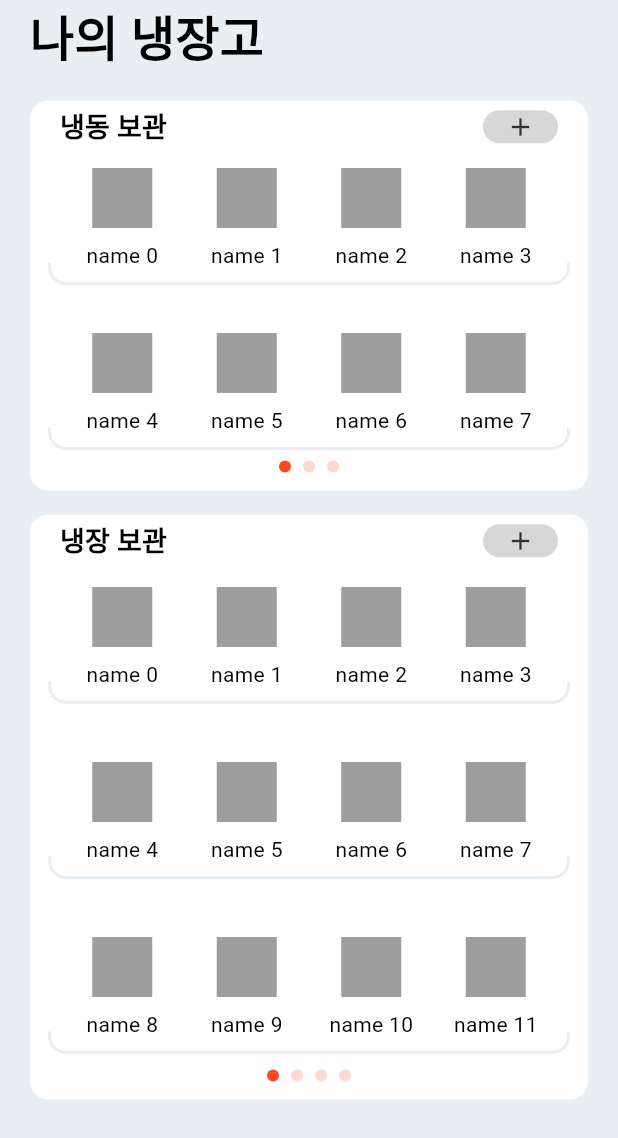
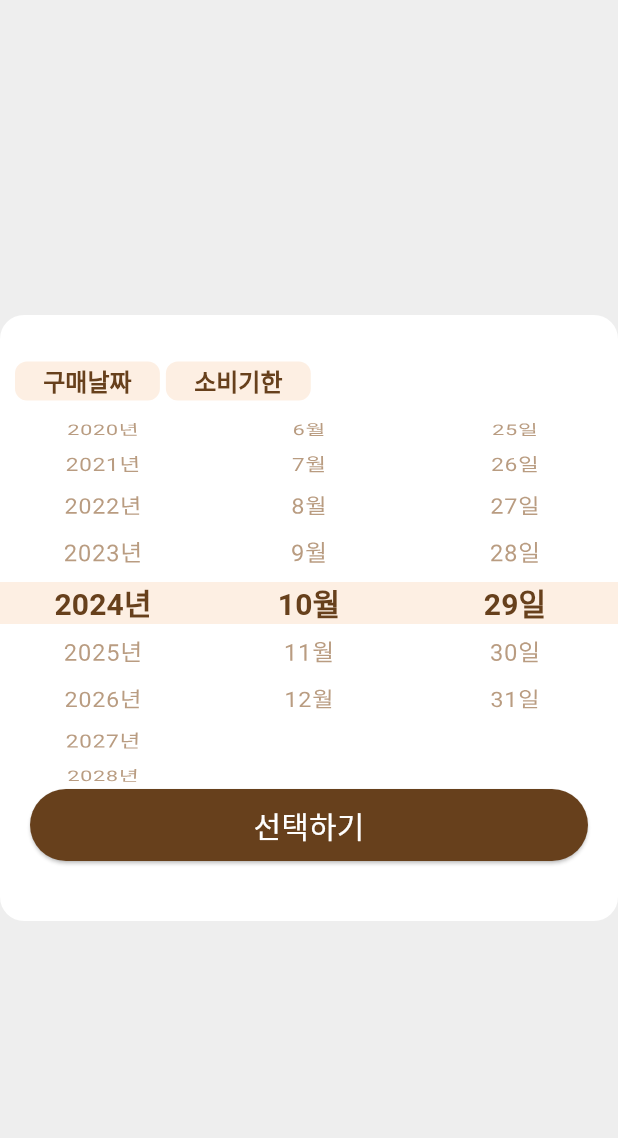
Before and after one commit to cherry1m/yum_application, a Flutter app: the screen it shows after launch, on a phone screen of 412 x 824 dp. Shown: the top 1138 px of the screen. Run offline on Flutter 3.47's test engine with Material 3 defaults, Android fonts, the phone set to English and light mode, and no system bars; Roboto replaces fonts that are missing (Pretendard).

Commit message:
테마 추가

```diff
--- a/lib/main.dart
+++ b/lib/main.dart
@@ -1,5 +1,6 @@
 import 'package:flutter/material.dart';
-import 'package:yum_application/src/ingredient/view/home_view.dart';
+
+import 'package:yum_application/src/common/scroll_date_dialog_year.dart';
 import 'package:yum_application/src/util/app_theme.dart';
 
 void main() {
@@ -14,7 +15,10 @@
     return MaterialApp(
       theme: light,
       darkTheme: dark,
-      home: const HomeView(),
+      home: const Scaffold(
+        backgroundColor: Colors.black,
+        body: Center(child: ScrollDateDialogYear()),
+      ),
     );
   }
 }
--- /dev/null
+++ b/lib/src/common/scroll_date_dialog_year.dart
@@ -0,0 +1,246 @@
+import 'package:flutter/material.dart';
+
+class ScrollDateDialogYear extends StatefulWidget {
+  const ScrollDateDialogYear({super.key});
+
+  @override
+  State<ScrollDateDialogYear> createState() => _ScrollDateDialogYearState();
+}
+
+class _ScrollDateDialogYearState extends State<ScrollDateDialogYear> {
+  int selectedYear = DateTime.now().year;
+  int selectedMonth = DateTime.now().month;
+  int selectedDay = DateTime.now().day;
+  int selectedYearIndex = DateTime.now().year - 2000;
+  int selectedMonthIndex = DateTime.now().month - 1;
+  int selectedDayIndex = DateTime.now().day - 1;
+  int daysInMonth =
+      DateTime(DateTime.now().year, DateTime.now().month + 1, 0).day;
+
+  int getDaysInMonth(int year, int month) {
+    return DateTime(year, month + 1, 0).day;
+  }
+
+  void updateDaysInMonth() {
+    setState(() {
+      daysInMonth = getDaysInMonth(selectedYear, selectedMonth);
+      if (selectedDay > daysInMonth) {
+        selectedDay = daysInMonth;
+        selectedDayIndex = selectedDay - 1;
+      }
+    });
+  }
+
+  @override
+  Widget build(BuildContext context) {
+    return Scaffold(
+      backgroundColor: Colors.grey[200],
+      body: Center(
+        child: Container(
+          height: 404,
+          decoration: BoxDecoration(
+            borderRadius: BorderRadius.circular(16),
+            color: Theme.of(context).colorScheme.onPrimaryContainer,
+          ),
+          child: Column(
+            children: [
+              _header(),
+              _body(),
+              _bottom(),
+            ],
+          ),
+        ),
+      ),
+    );
+  }
+
+  Widget _header() {
+    return Padding(
+      padding: const EdgeInsets.only(top: 20, left: 10),
+      child: Row(
+        children: [
+          Padding(
+            padding: const EdgeInsets.only(right: 4),
+            child: ElevatedButton(
+              style: ElevatedButton.styleFrom(
+                  backgroundColor: Theme.of(context).colorScheme.tertiary,
+                  minimumSize: const Size(80, 26),
+                  elevation: 0,
+                  shape: RoundedRectangleBorder(
+                      borderRadius: BorderRadius.circular(8))),
+              onPressed: () {},
+              child: Text(
+                "구매날짜",
+                style: Theme.of(context).textTheme.displayMedium,
+              ),
+            ),
+          ),
+          ElevatedButton(
+            style: ElevatedButton.styleFrom(
+              backgroundColor: Theme.of(context).colorScheme.tertiary,
+              minimumSize: const Size(80, 26),
+              elevation: 0,
+              shape: RoundedRectangleBorder(
+                borderRadius: BorderRadius.circular(8),
+              ),
+            ),
+            onPressed: () {},
+            child: Text(
+              "소비기한",
+              style: Theme.of(context).textTheme.displayMedium,
+            ),
+          ),
+        ],
+      ),
+    );
+  }
+
+  Widget _body() {
+    return Expanded(
+      child: Stack(
+        children: [
+          Center(
+            child: Container(
+              height: 28.0,
+              color: Theme.of(context).colorScheme.tertiary,
+            ),
+          ),
+          Row(
+            children: [
+              _yearDate(),
+              _monthDate(),
+              _dayDate(),
+            ],
+          ),
+        ],
+      ),
+    );
+  }
+
+  Widget _yearDate() {
+    return Expanded(
+      child: Container(
+        color: Colors.transparent,
+        child: ListWheelScrollView(
+          physics: const FixedExtentScrollPhysics(),
+          controller:
+              FixedExtentScrollController(initialItem: selectedYearIndex),
+          itemExtent: 32.0,
+          onSelectedItemChanged: (index) {
+            setState(() {
+              selectedYearIndex = index;
+              selectedYear = 2000 + index;
+              updateDaysInMonth();
+            });
+          },
+          children: List<Widget>.generate(
+            51,
+            (int index) {
+              bool isSelected = index == selectedYearIndex;
+              return Container(
+                height: 28.0,
+                alignment: Alignment.center,
+                child: Text(
+                  '${2000 + index}년',
+                  style: isSelected
+                      ? Theme.of(context).textTheme.labelLarge
+                      : Theme.of(context).textTheme.labelMedium,
+                ),
+              );
+            },
+          ),
+        ),
+      ),
+    );
+  }
+
+  Widget _monthDate() {
+    return Expanded(
+      child: Container(
+        color: Colors.transparent,
+        child: ListWheelScrollView(
+          physics: const FixedExtentScrollPhysics(),
+          controller:
+              FixedExtentScrollController(initialItem: selectedMonthIndex),
+          itemExtent: 32.0,
+          onSelectedItemChanged: (index) {
+            setState(() {
+              selectedMonthIndex = index;
+              selectedMonth = index + 1;
+              updateDaysInMonth();
+            });
+          },
+          children: List<Widget>.generate(
+            12,
+            (int index) {
+              bool isSelected = index == selectedMonthIndex;
+              return Container(
+                height: 28.0,
+                alignment: Alignment.center,
+                child: Text(
+                  '${index + 1}월',
+                  style: isSelected
+                      ? Theme.of(context).textTheme.labelLarge
+                      : Theme.of(context).textTheme.labelMedium,
+                ),
+              );
+            },
+          ),
+        ),
+      ),
+    );
+  }
+
+  Widget _dayDate() {
+    return Expanded(
+      child: Container(
+        color: Colors.transparent,
+        child: ListWheelScrollView(
+          physics: const FixedExtentScrollPhysics(),
+          controller:
+              FixedExtentScrollController(initialItem: selectedDayIndex),
+          itemExtent: 32.0,
+          onSelectedItemChanged: (index) {
+            setState(() {
+              selectedDayIndex = index;
+              selectedDay = index + 1;
+            });
+          },
+          children: List<Widget>.generate(
+            daysInMonth,
+            (int index) {
+              bool isSelected = index == selectedDayIndex;
+              return Container(
+                height: 28.0,
+                alignment: Alignment.center,
+                child: Text(
+                  '${index + 1}일',
+                  style: isSelected
+                      ? Theme.of(context).textTheme.labelLarge
+                      : Theme.of(context).textTheme.labelMedium,
+                ),
+              );
+            },
+          ),
+        ),
+      ),
+    );
+  }
+
+  Widget _bottom() {
+    return Padding(
+      padding: const EdgeInsets.only(left: 20, right: 20, bottom: 40),
+      child: ElevatedButton(
+        style: ElevatedButton.styleFrom(
+          backgroundColor: Theme.of(context).colorScheme.primary,
+          fixedSize: const Size(390, 48),
+        ),
+        onPressed: () {},
+        child: Text(
+          "선택하기",
+          style: Theme.of(context).textTheme.titleSmall,
+        ),
+      ),
+    );
+  }
+}
--- a/lib/src/util/app_theme.dart
+++ b/lib/src/util/app_theme.dart
@@ -8,18 +8,37 @@ ThemeData get light => ThemeData(
             fontWeight: FontWeight.w700,
             fontFamily: "Pretendard"),
         titleSmall: TextStyle(
-            fontSize: 18,
+            fontSize: 20,
+            fontWeight: FontWeight.w500,
+            fontFamily: "Pretendard",
+            color: Color(0xffFFFFFF)),
+        displayLarge: TextStyle(
+            fontSize: 20,
+            fontWeight: FontWeight.w700,
+            fontFamily: "Pretendard",
+            color: Color(0xff67401C)),
+        displayMedium: TextStyle(
+            color: Color(0xff67401C),
+            fontSize: 16,
             fontWeight: FontWeight.w600,
             fontFamily: "Pretendard"),
-        displayMedium: TextStyle(
-            fontSize: 16,
-            fontWeight: FontWeight.w400,
-            fontFamily: "Pretendard")),
+        labelLarge: TextStyle(
+            fontSize: 20,
+            fontWeight: FontWeight.w700,
+            fontFamily: "Pretendard",
+            color: Color(0xff67401C)),
+        labelMedium: TextStyle(
+          fontSize: 16,
+          fontWeight: FontWeight.w400,
+          fontFamily: "Pretendard",
+          color: Color(0xffB99C81),
+        )),
     colorScheme: const ColorScheme.light(
-        primary: Color(0xffFF4920),
-        secondary: Color(0xff000000),
+        primary: Color(0xff67401C),
+        secondary: Color(0xffB99C81),
         onPrimaryContainer: Color(0xffffffff),
-        onSecondaryContainer: Color(0xffd7d7d7)));
+        onSecondaryContainer: Color(0xffd7d7d7),
+        tertiary: Color(0xffFDEFE3)));
 
 ThemeData get dark => ThemeData(
     textTheme: const TextTheme(
@@ -28,15 +47,32 @@ ThemeData get dark => ThemeData(
             fontWeight: FontWeight.w700,
             fontFamily: "Pretendard"),
         titleSmall: TextStyle(
-            fontSize: 18,
-            fontWeight: FontWeight.w600,
+            fontSize: 20,
+            fontWeight: FontWeight.w500,
+            fontFamily: "Pretendard",
+            color: Color(0xffFFFFFF)),
+        displayLarge: TextStyle(
+            fontSize: 20,
+            fontWeight: FontWeight.w700,
             fontFamily: "Pretendard"),
         displayMedium: TextStyle(
             fontSize: 16,
             fontWeight: FontWeight.w400,
-            fontFamily: "Pretendard")),
+            fontFamily: "Pretendard"),
+        labelLarge: TextStyle(
+            fontSize: 20,
+            fontWeight: FontWeight.w700,
+            fontFamily: "Pretendard",
+            color: Color(0xffFFFFFF)),
+        labelMedium: TextStyle(
+          fontSize: 16,
+          fontWeight: FontWeight.w400,
+          fontFamily: "Pretendard",
+          color: Color(0xffA2A2A2),
+        )),
     colorScheme: const ColorScheme.dark(
-        primary: Color(0xffFF4920),
-        secondary: Color(0xffFFFFFF),
-        onPrimaryContainer: Color(0xff323232),
-        onSecondaryContainer: Color(0xff686868)));
+        primary: Color(0xffF89B4C),
+        secondary: Color(0xffFDE1C9),
+        onPrimaryContainer: Color(0xff3A3A3A),
+        onSecondaryContainer: Color(0xff686868),
+        tertiary: Color(0xff272727)));
--- a/pubspec.yaml
+++ b/pubspec.yaml
@@ -37,6 +37,7 @@ dependencies:
   cupertino_icons: ^1.0.8
   test: ^1.25.7
   google_fonts: ^6.2.1
+  intl: ^0.19.0
 
 dev_dependencies:
   flutter_test:
```
Also changed, not shown: lib/src/common/calendar_dialog.dart (added, +137 -0 lines), pubspec.lock.
